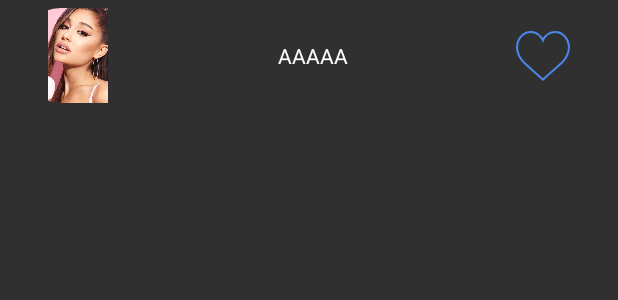
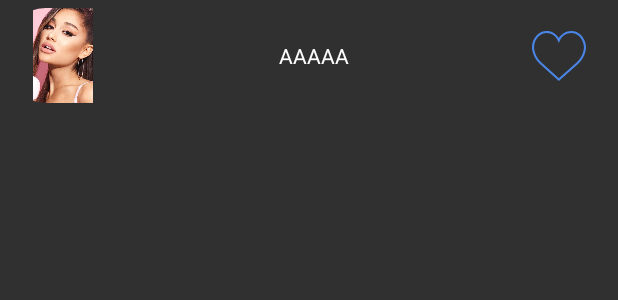
Before and after one commit to SenseiRyuk/HeadMusic, an Android app: the layout search_view_layout.xml on its own in the app's theme, with its tools: preview values and no code run, on a phone screen of 412 x 824 dp. Shown: the top 300 px of the screen. Run offline under Robolectric (Android 15) with nearby library versions, the phone set to English and light mode, and no system bars.

Commit message:
search view

```diff
--- a/app/src/main/java/com/example/if26new/Listening.java
+++ b/app/src/main/java/com/example/if26new/Listening.java
@@ -245,6 +245,7 @@ public class Listening extends AppCompatActivity implements View.OnClickListener
             PlaylistModel playlistLike=db.mPlaylistDao().getPlaylistFromUserAndName(db.getActualUser(),"Favorite");
             if (like.getDrawable().getConstantState().equals(getDrawable(R.drawable.likenoclick).getConstantState())){
                 like.setImageResource(R.drawable.likeonclick);
+
                 DrawableCompat.setTint(like.getDrawable(),db.userDao().getUserFromId(db.getActualUser()).getButtonColor());
                 SinglePlaylistModel singleToAdd = new SinglePlaylistModel(playlistLike.getId(),songName.toString(),artistName.toString());
                 db.mSinglePlaylistDao().insertSingle(singleToAdd);
--- a/app/src/main/res/layout/search_view_layout.xml
+++ b/app/src/main/res/layout/search_view_layout.xml
@@ -10,9 +10,8 @@
         android:id="@+id/card_view_outer"
         android:layout_width="match_parent"
         android:layout_height="wrap_content"
-        android:layout_gravity="center"
-        android:layout_marginLeft="10dp"
-        android:layout_marginRight="10dp"
+        android:layout_marginLeft="0dp"
+        android:layout_marginRight="0dp"
         app:cardBackgroundColor="@android:color/transparent"
         app:cardCornerRadius="0dp"
         app:cardElevation="0dp">
@@ -21,8 +20,8 @@
             android:layout_width="match_parent"
             android:layout_height="wrap_content"
             android:layout_margin="5dp"
-            android:layout_marginLeft="15dp"
-            android:layout_marginRight="15dp"
+            android:layout_marginLeft="0dp"
+            android:layout_marginRight="0dp"
             app:cardBackgroundColor="@android:color/transparent"
             app:cardCornerRadius="25dp"
             app:cardElevation="0dp">
@@ -45,8 +44,8 @@
 
                 <TextView
                     android:id="@+id/fragment_main_item_title"
-                    android:layout_width="217dp"
-                    android:layout_height="42dp"
+                    android:layout_width="239dp"
+                    android:layout_height="35dp"
                     android:layout_gravity="center"
                     android:gravity="center"
                     android:singleLine="true"
```
Also changed, not shown: app/src/main/java/com/example/if26new/HomeActivity.java (+6 -5 lines), app/src/main/java/com/example/if26new/SearchViewAdapteur.java (+64 -6 lines).
